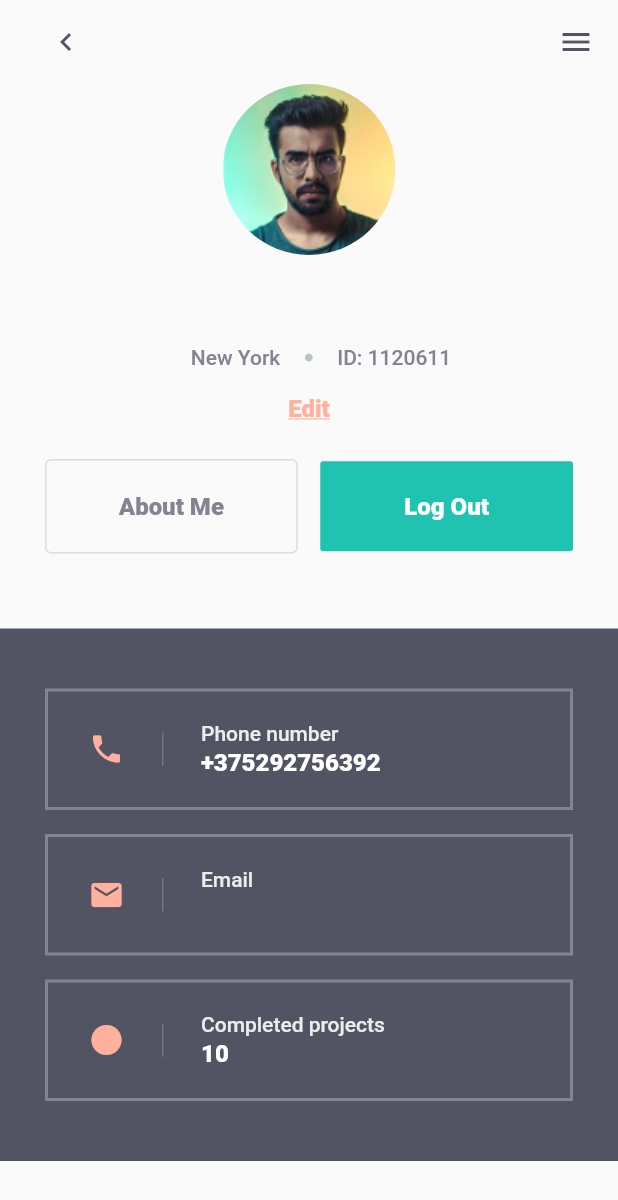
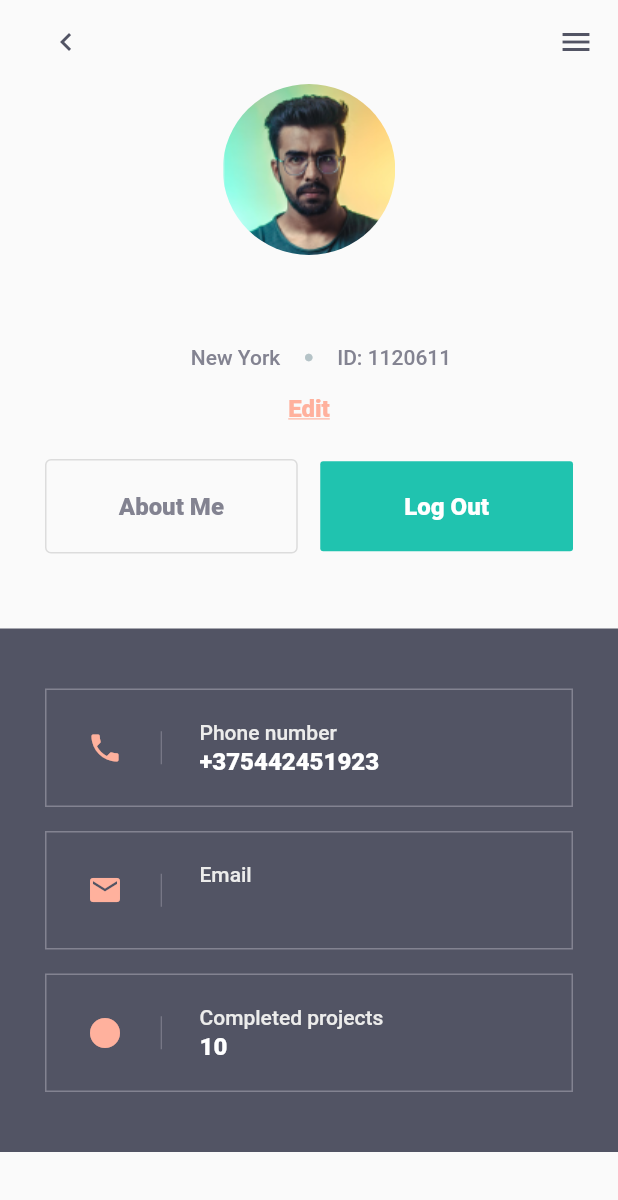
Before and after one commit to luffan/test, a Flutter app: the ProfilePage screen opened by its route, on a phone screen of 412 x 824 dp. Shown: the top 1200 px of the screen. Run offline on Flutter 3.47's test engine with Material 2 defaults, Android fonts, the phone set to English and light mode, and no system bars; our stand-ins replace equatable, get, shared_preferences; accounts and stored records are empty.

Commit message:
future/ refactor styles, formatted code

```diff
--- a/lib/di/app_binding.dart
+++ b/lib/di/app_binding.dart
@@ -1,5 +1,5 @@
 import 'package:get/get.dart';
-import 'package:profile/date/preference_repository.dart';
+import 'package:profile/data/preference_repository.dart';
 import 'package:profile/presentation/pages/profile/profile_controller.dart';
 import 'package:profile/presentation/pages/sign_in/sign_in_controller.dart';
 import 'package:profile/presentation/pages/sign_up/sign_up_controller.dart';
--- a/lib/presentation/constants/strings.dart
+++ b/lib/presentation/constants/strings.dart
@@ -4,10 +4,10 @@ abstract class Strings {
   static const String username = 'Username';
   static const String password = 'Password';
   static const String forgotPassword = 'Forgot your password?';
-  static const String login = 'Login';
+  static const String login = 'Log In';
   static const String or = 'or';
   static const String alreadyHaveAccount = 'Already have an account?';
-  static const String dontHaveAccount = 'Don''t have an account?';
+  static const String dontHaveAccount = 'Don\'t have an account?';
   static const String enterEmail = 'Enter email';
   static const String enterPassword = 'Enter password';
   static const String confirmPassword = 'Confirm password';
@@ -18,6 +18,9 @@ abstract class Strings {
   static const String email = 'Email';
   static const String edit = 'Edit';
   static const String completedProjects = 'Completed projects';
+
   static const String exampleCity = 'New York';
   static const String exampleID = 'ID: 1120611';
+  static const String examplePhoneNumber = '+375442451923';
+  static const String exampleCountCompletedProject = '10';
 }
--- a/lib/presentation/constants/styles.dart
+++ b/lib/presentation/constants/styles.dart
@@ -3,9 +3,19 @@ import 'package:profile/presentation/constants/font.dart';
 import 'package:profile/presentation/theme/app_theme.dart';
 
 abstract class AppTextStyle {
-  static TextStyle primaryBoldText(AppTheme theme) => TextStyle(
-    fontSize: FontSize.fontSizeM,
-    color: theme.primaryTextColor,
-    fontWeight: FontWeight.w900,
-  );
+  static TextStyle primaryBoldText(AppTheme theme) {
+    return TextStyle(
+      fontSize: FontSize.fontSizeM,
+      color: theme.primaryTextColor,
+      fontWeight: FontWeight.w900,
+    );
+  }
+
+  static TextStyle primaryText(AppTheme theme) {
+    return TextStyle(
+      fontSize: FontSize.fontSizeS,
+      color: theme.primaryTextColor,
+      fontWeight: FontWeight.w500,
+    );
+  }
 }
--- a/lib/presentation/pages/profile/profile_page.dart
+++ b/lib/presentation/pages/profile/profile_page.dart
@@ -23,10 +23,15 @@ class ProfilePage extends GetView<ProfileController> {
                 Icons.chevron_left,
                 color: theme.primaryTextColor,
               ),
-              onPressed: Get.back,
+              onPressed: controller.logOut,
             ),
             title: '',
-            actions: [Icon(Icons.menu, color: theme.primaryTextColor)],
+            actions: [
+              Icon(
+                Icons.menu,
+                color: theme.primaryTextColor,
+              )
+            ],
           ),
           Expanded(
             child: ListView(
@@ -52,11 +57,9 @@ class ProfilePage extends GetView<ProfileController> {
         padding: const EdgeInsets.only(top: 17, bottom: 24),
         child: Text(
           Strings.edit,
-          style: TextStyle(
+          style: AppTextStyle.primaryBoldText(theme).copyWith(
             color: theme.accentColor,
             decoration: TextDecoration.underline,
-            fontWeight: FontWeight.w900,
-            fontSize: FontSize.fontSizeM,
           ),
         ),
       ),
@@ -75,10 +78,8 @@ class ProfilePage extends GetView<ProfileController> {
         SizedBox(height: 22),
         Text(
           controller.username,
-          style: TextStyle(
-            color: theme.primaryTextColor,
+          style: AppTextStyle.primaryText(theme).copyWith(
             fontSize: FontSize.fontSizeXL,
-            fontWeight: FontWeight.w500,
           ),
         ),
       ],
@@ -93,9 +94,8 @@ class ProfilePage extends GetView<ProfileController> {
         children: <Widget>[
           Text(
             Strings.exampleCity,
-            style: TextStyle(
+            style: AppTextStyle.primaryText(theme).copyWith(
               color: theme.secondaryTextColor,
-              fontWeight: FontWeight.w500,
             ),
           ),
           Padding(
@@ -108,9 +108,8 @@ class ProfilePage extends GetView<ProfileController> {
           ),
           Text(
             Strings.exampleID,
-            style: TextStyle(
+            style: AppTextStyle.primaryText(theme).copyWith(
               color: theme.secondaryTextColor,
-              fontWeight: FontWeight.w500,
             ),
           ),
         ],
@@ -160,7 +159,6 @@ class ProfilePage extends GetView<ProfileController> {
         color: Colors.transparent,
         border: Border.all(
           color: theme.secondaryTextColor,
-          width: 2,
         ),
       ),
       child: Padding(
@@ -184,9 +182,8 @@ class ProfilePage extends GetView<ProfileController> {
               children: <Widget>[
                 Text(
                   title,
-                  style: TextStyle(
+                  style: AppTextStyle.primaryText(theme).copyWith(
                     color: colorCardTitleText,
-                    fontWeight: FontWeight.w500,
                   ),
                 ),
                 SizedBox(height: 2),
@@ -215,7 +212,7 @@ class ProfilePage extends GetView<ProfileController> {
             child: _card(
               leading: Icons.phone,
               title: Strings.phoneNumber,
-              content: '+375292756392',
+              content: Strings.examplePhoneNumber,
             ),
           ),
           defaultVerticalSpace(),
@@ -235,7 +232,7 @@ class ProfilePage extends GetView<ProfileController> {
             child: _card(
               leading: Icons.circle,
               title: Strings.completedProjects,
-              content: '10',
+              content: Strings.exampleCountCompletedProject,
             ),
           ),
         ],
--- a/lib/presentation/widgets/app_text_field.dart
+++ b/lib/presentation/widgets/app_text_field.dart
@@ -4,7 +4,6 @@ import 'package:flutter/material.dart';
 import '../theme/theme_extensions.dart';
 
 class AppTextField extends StatelessWidget {
-
   final String? hintText;
   final TextEditingController controller;
 
--- a/lib/presentation/widgets/application_app_bar.dart
+++ b/lib/presentation/widgets/application_app_bar.dart
@@ -24,7 +24,10 @@ class ApplicationAppBar extends StatelessWidget {
         centerTitle: true,
         backgroundColor: Colors.transparent,
         elevation: 0,
-        title: Text(title, style: AppTextStyle.primaryBoldText(theme)),
+        title: Text(
+          title,
+          style: AppTextStyle.primaryBoldText(theme),
+        ),
         leading: leading,
         actions: actions,
       ),
```
Also changed, not shown: lib/presentation/pages/profile/profile_controller.dart (+4 -4 lines), lib/presentation/pages/sign_in/sign_in_controller.dart (+15 -11 lines), lib/presentation/pages/sign_up/sign_up_controller.dart (+12 -6 lines), lib/presentation/widgets/navigate_label.dart (+6 -4 lines), lib/presentation/widgets/social_network.dart (+9 -2 lines), lib/data/preference_repository.dart (renamed from lib/date/preference_repository.dart), lib/presentation/constants/dimens.dart (line endings or trailing spaces).
